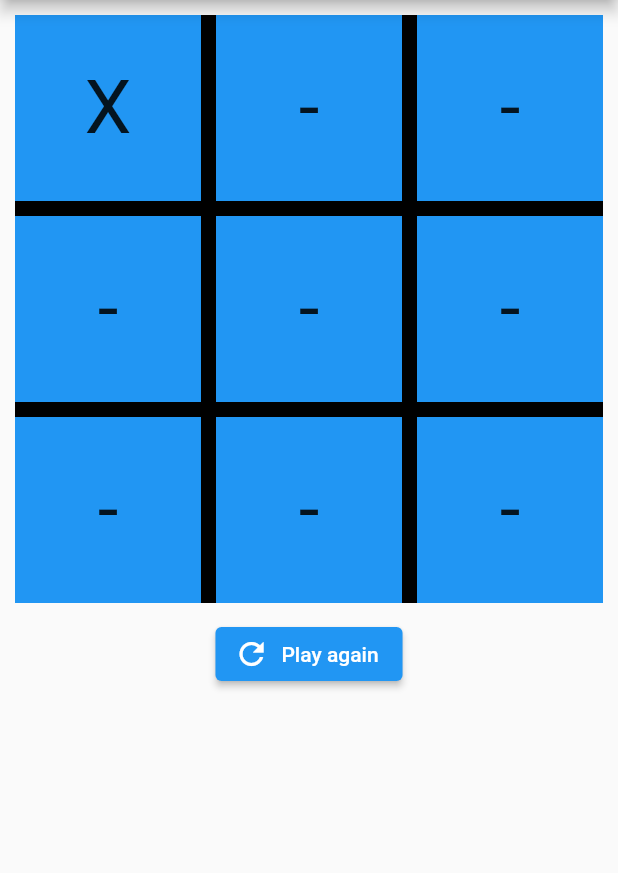
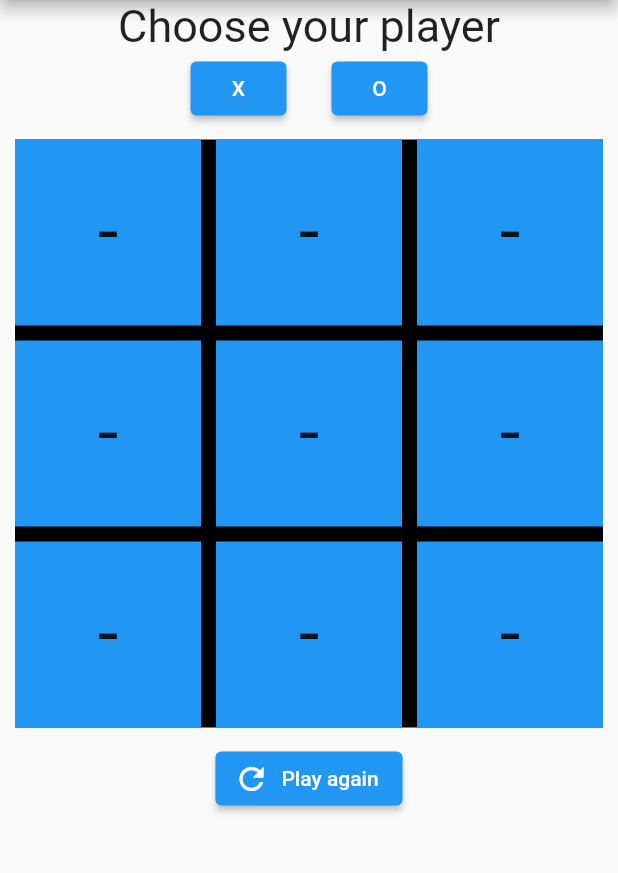
Before and after one commit to amith0206/Tic-Tac-Toe, a Flutter app: the screen it shows after launch, after a tap on an icon or button, on a phone screen of 412 x 824 dp, the part 84-957 px from its top. Run offline on Flutter 3.47's test engine with Material 2 defaults, Android fonts, the phone set to English and light mode, and no system bars.

Commit message:
Adding an option to choose player

```diff
--- a/lib/main.dart
+++ b/lib/main.dart
@@ -37,10 +37,27 @@ class _HomePageState extends State<HomePage> {
     '-',
     '-',
   ];
+
   var currentplayer = 'X';
 
+  var counter= 0;
+
+  void setX() {
+    setState(() {
+      currentplayer = 'X';
+      counter=1;
+    });
+  }
+
+  void setO() {
+    setState(() {
+      currentplayer = 'O';
+      counter=1;
+    });
+  }
+
   void drawX(int i) {
-    if (grid[i] == '-') {
+    if (grid[i] == '-' && counter ==1) {
       setState(() {
         grid[i] = currentplayer;
         currentplayer = currentplayer == 'X' ? 'O' : 'X';
@@ -75,6 +92,7 @@ class _HomePageState extends State<HomePage> {
 
   void reset() {
     setState(() {
+      counter = 0;
       grid = [
         '-',
         '-',
@@ -97,9 +115,27 @@ class _HomePageState extends State<HomePage> {
       ),
       body: Column(
         children: [
+          Row(
+            mainAxisAlignment: MainAxisAlignment.center,
+            children: [
+
+              Title(color: Colors.blue, child: const Text('Choose your player',
+              style: TextStyle(fontSize: 30),)),
+            ]
+          ),
+          Row(
+              mainAxisAlignment: MainAxisAlignment.center,
+            children: [
+              ElevatedButton(
+                onPressed: setX,
+                child: const Text('X'),
+              ),
+              const SizedBox(width: 30),
+              ElevatedButton(onPressed: setO, child: const Text('O'))
+            ],
+          ),
           Container(
-            constraints:
-                const BoxConstraints(maxHeight: 400, maxWidth: 400),
+            constraints: const BoxConstraints(maxHeight: 400, maxWidth: 400),
             margin: const EdgeInsets.all(10),
             color: Colors.black,
             child: GridView.builder(
```
